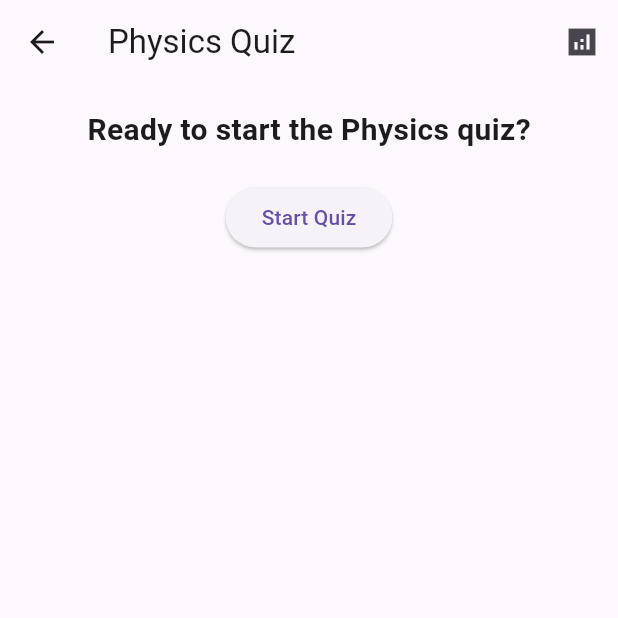
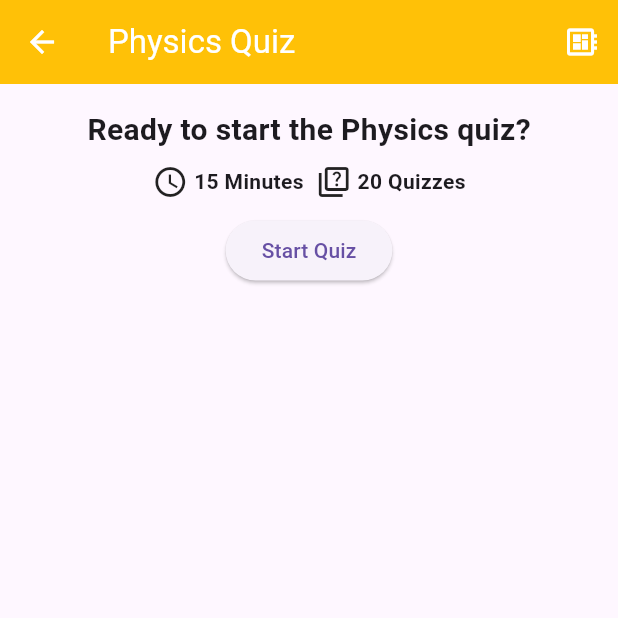
Before and after one commit to F-Reza/QuizDrive_Flutter, a Flutter app: the screen it shows after launch, after a tap on "Physics", on a phone screen of 412 x 824 dp, the top half of it. Run offline on Flutter 3.47's test engine with Material 3 defaults, Android fonts, the phone set to English and light mode, and no system bars; our stand-ins replace sqflite; accounts and stored records are empty.

Commit message:
Update 4 add Data Set

```diff
--- a/lib/db/database.dart
+++ b/lib/db/database.dart
@@ -1153,11 +1153,6 @@ class QuizDatabase {
       ];
 
 
-
-
-
-
-
       for (var question in physics) {
         // Shuffle options
         final options = [question['option1'], question['option2'], question['option3'], question['option4']];
@@ -1415,7 +1410,6 @@ class QuizDatabase {
         await db.insert('questions', question);
       }
 
-
       print("All Sample questions inserted successfully.");
     }
 
--- a/lib/screens/home_screen.dart
+++ b/lib/screens/home_screen.dart
@@ -9,7 +9,15 @@ class HomeScreen extends StatelessWidget {
   Widget build(BuildContext context) {
     return Scaffold(
       appBar: AppBar(
-        title: const Text('QuizDrive'),
+        foregroundColor: Colors.white,
+        backgroundColor: Colors.amber,
+        iconTheme: const IconThemeData(color: Colors.white),
+        title: const Text('QuizDrive',
+          style: TextStyle(fontSize: 24,
+              fontWeight: FontWeight.w500,
+              fontStyle: FontStyle.italic,
+          ),
+        ),
         leading: const Icon(Icons.light_mode_sharp),
       ),
       body: FutureBuilder<List<Category>>(
@@ -29,17 +37,41 @@ class HomeScreen extends StatelessWidget {
             itemBuilder: (context, index) {
               final category = categories[index];
               return Card(
+                color: Colors.amber.withOpacity(0.5),
+                elevation: 2,
                 margin: const EdgeInsets.all(10),
                 child: ListTile(
-                  title: Text(category.name),
+                  title: Text(category.name,
+                    style: const TextStyle(fontSize: 22),
+                  ),
                   onTap: () {
-                    // Navigate to quiz overview screen and pass selected category
                     Navigator.pushNamed(
                       context,
                       '/quiz-overview',
-                      arguments: category, // Pass category when navigating to quiz overview
+                      arguments: category,
                     );
                   },
+                  subtitle: const Padding(
+                    padding: EdgeInsets.all(8.0),
+                    child: Row(
+                      mainAxisAlignment: MainAxisAlignment.center,
+                      children: [
+                        Icon(Icons.access_time_outlined),
+                        Text(
+                          ' 15 Minutes',
+                          style: TextStyle(fontWeight: FontWeight.w300,color: Colors.white),
+                        ),
+                        SizedBox(width: 8,),
+                        Icon(Icons.quiz_outlined),
+                        Text(
+                          ' 20 Quizzes',
+                          style: TextStyle(fontWeight: FontWeight.w300,color: Colors.white),
+                        ),
+                      ],
+                    ),
+                  ),
+                  //leading: const Icon(Icons.light_mode_sharp,size: 40,),
+                  trailing: Image.asset('images/trophy.png',height: 45,),
                 ),
               );
             },
--- a/lib/screens/quiz_overview_screen.dart
+++ b/lib/screens/quiz_overview_screen.dart
@@ -1,5 +1,4 @@
 import 'package:flutter/material.dart';
-
 import '../models/models.dart';
 import 'leaderboard_screen.dart';
 
@@ -13,6 +12,9 @@ class QuizOverviewScreen extends StatelessWidget {
 
     return Scaffold(
       appBar: AppBar(
+        foregroundColor: Colors.white,
+        backgroundColor: Colors.amber,
+        iconTheme: const IconThemeData(color: Colors.white),
         title: Text('${category.name} Quiz'),
         actions: [
           IconButton(
@@ -24,23 +26,39 @@ class QuizOverviewScreen extends StatelessWidget {
                   ),
                 );
               },
-            icon: const Icon(Icons.analytics_sharp),
+            icon: const Icon(Icons.developer_board_outlined),
           ),
         ],
       ),
       body: Padding(
         padding: const EdgeInsets.all(16.0),
+        child: Center(
           child: Column(
-          //mainAxisAlignment: MainAxisAlignment.start,
-          //crossAxisAlignment: CrossAxisAlignment.end,
+            mainAxisAlignment: MainAxisAlignment.start,
             children: [
               Text(
                 'Ready to start the ${category.name} quiz?',
                 style: const TextStyle(fontSize: 20, fontWeight: FontWeight.bold),
               ),
-            const SizedBox(height: 20),
-            Center(
-              child: ElevatedButton(
+              const SizedBox(height: 8),
+              const Row(
+                mainAxisAlignment: MainAxisAlignment.center,
+                children: [
+                  Icon(Icons.access_time_outlined),
+                  Text(
+                    ' 15 Minutes',
+                    style: TextStyle(fontSize: 14, fontWeight: FontWeight.bold),
+                  ),
+                  SizedBox(width: 8,),
+                  Icon(Icons.quiz_outlined),
+                  Text(
+                    ' 20 Quizzes',
+                    style: TextStyle(fontSize: 14, fontWeight: FontWeight.bold),
+                  ),
+                ],
+              ),
+              const SizedBox(height: 10,),
+              ElevatedButton(
                 onPressed: () {
                   Navigator.pushNamed(
                     context,
@@ -50,8 +68,10 @@ class QuizOverviewScreen extends StatelessWidget {
                 },
                 child: const Text('Start Quiz'),
               ),
+
+
+            ],
           ),
-          ],
         ),
       ),
     );
```
Also changed, not shown: lib/main.dart (+0 -26 lines), lib/screens/answer_check_screen.dart (+13 -11 lines), lib/screens/leaderboard_screen.dart (+10 -16 lines), lib/screens/quiz_screen.dart (+29 -30 lines), lib/screens/result_screen.dart (+25 -3 lines), images/trophy.png (added), images/trophy1.png (added). Lines whose indentation alone changed are shown as unchanged.
